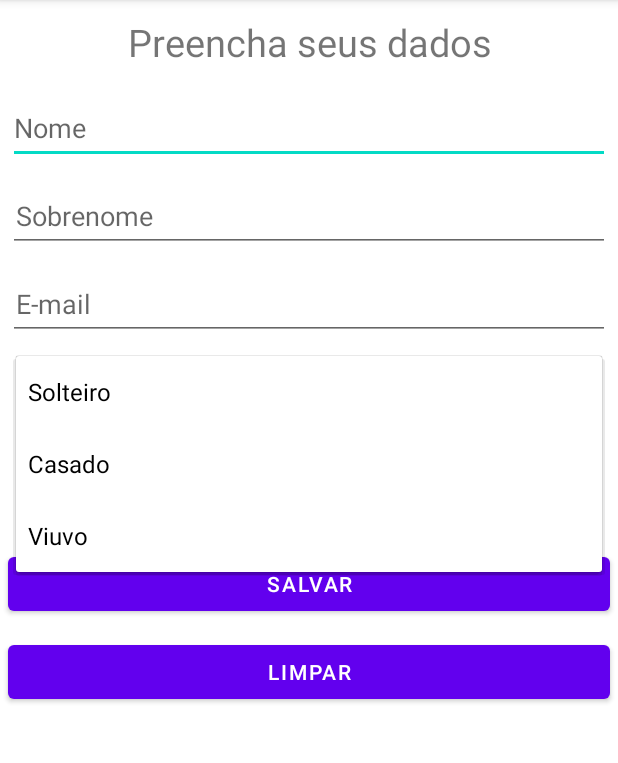
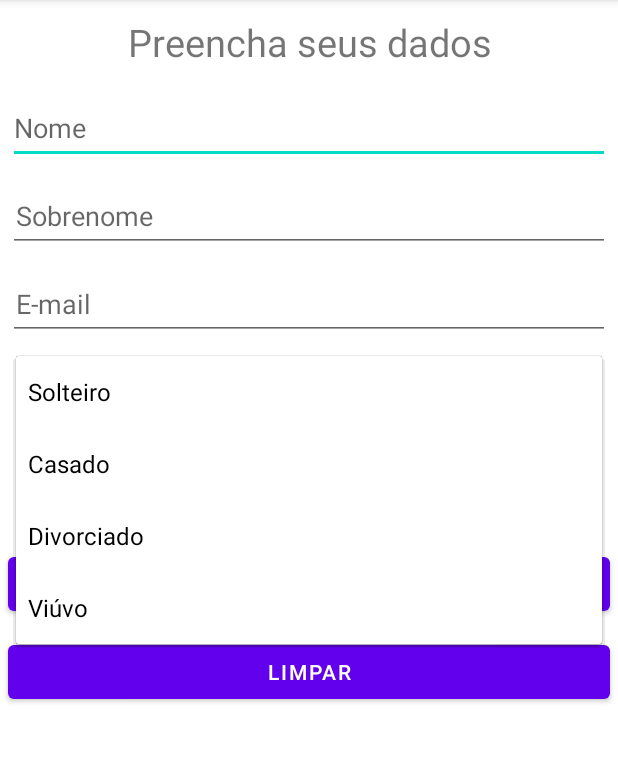
Before and after one commit to repersch/pdm_views, an Android app: the screen it shows after launch (MainActivity), after a tap on "Solteiro", on a phone screen of 412 x 824 dp, the part 84-847 px from its top. Run offline under Robolectric (Android 15) with nearby library versions, the phone set to English and light mode, and no system bars.

```diff
--- a/app/src/main/java/br/edu/ifsp/scl/ads/pdm/views/MainActivity.java
+++ b/app/src/main/java/br/edu/ifsp/scl/ads/pdm/views/MainActivity.java
@@ -4,6 +4,8 @@ import androidx.appcompat.app.AppCompatActivity;
 
 import android.os.Bundle;
 import android.view.View;
+import android.widget.AdapterView;
+import android.widget.TextView;
 import android.widget.Toast;
 
 import br.edu.ifsp.scl.ads.pdm.views.databinding.ActivityMainBinding;
@@ -12,6 +14,7 @@ public class MainActivity extends AppCompatActivity {
 
     // referência para classe de viewBinding
     private ActivityMainBinding amb;
+    private Pessoa pessoa;
 
     @Override
     protected void onCreate(Bundle savedInstanceState) {
@@ -19,7 +22,48 @@ public class MainActivity extends AppCompatActivity {
 
         amb = ActivityMainBinding.inflate(getLayoutInflater());
         setContentView(amb.getRoot());
+
+
+        amb.salvarBt.setOnClickListener( view -> {
+            pessoa = new Pessoa(
+                    amb.nomeEt.getText().toString(),
+                    amb.sobrenomeEt.getText().toString(),
+                    amb.emailEt.getText().toString(),
+                    ((TextView) amb.estadoCivilSp.getSelectedView()).getText().toString(),
+                    amb.femininoRb.isChecked() ? getString(R.string.feminino) : amb.masculinoRb.getText().toString()
+            );
+
+            Toast.makeText(this, pessoa.toString(), Toast.LENGTH_SHORT).show();
+        });
+
+        amb.limparBt.setOnClickListener( view -> {
+            amb.nomeEt.setText("");
+            amb.sobrenomeEt.setText("");
+            amb.emailEt.setText("");
+            amb.estadoCivilSp.setSelection(0);
+            amb.femininoRb.setChecked(true);
+            pessoa = null;
+        });
+
+        amb.estadoCivilSp.setOnItemSelectedListener(new AdapterView.OnItemSelectedListener() {
+            @Override
+            public void onItemSelected(AdapterView<?> adapterView, View view, int posicao, long l) {
+                // se for selecinada a opção "casado"
+                if (posicao == 1) {
+                    amb.conjugeLl.setVisibility(View.VISIBLE);
+                } else {
+                    amb.conjugeLl.setVisibility(View.GONE);
+                }
+            }
+
+            @Override
+            public void onNothingSelected(AdapterView<?> adapterView) {
+
+            }
+        });
+
     }
+
 
     public void onClickBotao(View botao) {
         if (botao.getId() == R.id.salvarBt) {
--- a/app/src/main/res/layout/activity_main.xml
+++ b/app/src/main/res/layout/activity_main.xml
@@ -1,7 +1,12 @@
 <?xml version="1.0" encoding="utf-8"?>
-<LinearLayout xmlns:android="http://schemas.android.com/apk/res/android"
+<ScrollView xmlns:android="http://schemas.android.com/apk/res/android"
     xmlns:app="http://schemas.android.com/apk/res-auto"
     xmlns:tools="http://schemas.android.com/tools"
+    android:layout_width="match_parent"
+    android:layout_height="match_parent"
+    tools:context=".MainActivity">
+
+    <LinearLayout
         android:layout_width="match_parent"
         android:layout_height="match_parent"
         android:orientation="vertical"
@@ -10,75 +15,106 @@
         <TextView
             android:layout_width="match_parent"
             android:layout_height="wrap_content"
-        android:textSize="25sp"
+            android:layout_margin="5dp"
             android:gravity="center_horizontal"
-        android:layout_margin="5dp"
             android:padding="5dp"
-        android:text="@string/preencha_seus_dados" />
+            android:text="@string/preencha_seus_dados"
+            android:textSize="25sp" />
 
         <EditText
+            android:id="@+id/nomeEt"
             android:layout_width="match_parent"
             android:layout_height="wrap_content"
-        android:id="@+id/nomeEt"
+            android:layout_margin="5dp"
+            android:hint="@string/nome"
+            android:importantForAutofill="no"
             android:inputType="textPersonName"
-        android:hint="@string/nome"
-        android:minHeight="48dp"
-        android:importantForAutofill="no"
-        android:layout_margin="5dp" />
+            android:minHeight="48dp" />
 
         <EditText
             android:id="@+id/sobrenomeEt"
             android:layout_width="match_parent"
             android:layout_height="wrap_content"
+            android:layout_margin="5dp"
+            android:hint="@string/sobrenome"
+            android:importantForAutofill="no"
             android:inputType="textPersonName"
-        android:hint="@string/sobrenome"
             android:minHeight="48dp"
-        android:padding="5dp"
-        android:layout_margin="5dp"
-        android:importantForAutofill="no" />
+            android:padding="5dp" />
 
         <EditText
             android:id="@+id/emailEt"
             android:layout_width="match_parent"
             android:layout_height="wrap_content"
+            android:layout_margin="5dp"
+            android:hint="@string/email"
+            android:importantForAutofill="no"
             android:inputType="textEmailAddress"
-        android:hint="@string/email"
             android:minHeight="48dp"
-        android:padding="5dp"
-        android:layout_margin="5dp"
-        android:importantForAutofill="no" />
+            android:padding="5dp" />
 
         <Spinner
             android:id="@+id/estadoCivilSp"
             android:layout_width="match_parent"
             android:layout_height="wrap_content"
+            android:layout_margin="5dp"
             android:entries="@array/estado_civil"
             android:minHeight="48dp"
+            android:padding="5dp" />
+
+        <LinearLayout
+            android:id="@+id/conjugeLl"
+            android:layout_width="match_parent"
+            android:layout_height="wrap_content"
+            android:orientation="vertical"
+            android:visibility="gone"
             android:padding="5dp"
-        android:layout_margin="5dp" />
+            android:layout_margin="5dp">
+
+            <EditText
+                android:id="@+id/nomeConjugeEt"
+                android:layout_width="match_parent"
+                android:layout_height="wrap_content"
+                android:layout_margin="5dp"
+                android:hint="@string/nome_do_conjuge"
+                android:importantForAutofill="no"
+                android:inputType="textPersonName"
+                android:minHeight="48dp" />
+
+            <EditText
+                android:id="@+id/sobrenomeConjugeEt"
+                android:layout_width="match_parent"
+                android:layout_height="wrap_content"
+                android:layout_margin="5dp"
+                android:hint="@string/sobrenome_do_conjuge"
+                android:importantForAutofill="no"
+                android:inputType="textPersonName"
+                android:minHeight="48dp"
+                android:padding="5dp" />
+        </LinearLayout>
 
         <RadioGroup
             android:layout_width="match_parent"
             android:layout_height="wrap_content"
+            android:layout_margin="5dp"
+            android:minHeight="48dp"
             android:orientation="horizontal"
-        android:minHeight="48dp"
-        android:padding="5dp"
-        android:layout_margin="5dp" >
+            android:padding="5dp">
 
             <RadioButton
                 android:id="@+id/femininoRb"
                 android:layout_width="0dp"
                 android:layout_height="wrap_content"
-            android:text="@string/feminino"
                 android:layout_weight="1"
-            android:checked="true" />
+                android:checked="true"
+                android:text="@string/feminino" />
 
             <RadioButton
                 android:id="@+id/masculinoRb"
                 android:layout_width="0dp"
                 android:layout_height="wrap_content"
-            android:text="@string/masculino"
-            android:layout_weight="1" />
+                android:layout_weight="1"
+                android:text="@string/masculino" />
 
         </RadioGroup>
 
@@ -86,18 +122,20 @@
             android:id="@+id/salvarBt"
             android:layout_width="match_parent"
             android:layout_height="wrap_content"
-        android:text="@string/salvar"
+            android:layout_margin="5dp"
             android:onClick="onClickBotao"
             android:padding="5dp"
-        android:layout_margin="5dp"
+            android:text="@string/salvar"
             tools:ignore="OnClick" />
 
         <Button
             android:id="@+id/limparBt"
             android:layout_width="match_parent"
             android:layout_height="wrap_content"
-        android:text="@string/limpar"
+            android:layout_margin="5dp"
             android:onClick="onClickBotao"
             android:padding="5dp"
-        android:layout_margin="5dp"/>
+            android:text="@string/limpar"
+            tools:ignore="UsingOnClickInXml" />
     </LinearLayout>
+</ScrollView>
--- a/app/src/main/res/values/strings.xml
+++ b/app/src/main/res/values/strings.xml
@@ -8,10 +8,13 @@
     <string name="masculino">Masculino</string>
     <string name="salvar">Salvar</string>
     <string name="limpar">Limpar</string>
+    <string name="nome_do_conjuge">Nome do cônjuge</string>
+    <string name="sobrenome_do_conjuge">Sobrenome do cônjuge</string>
 
     <string-array name="estado_civil">
         <item>Solteiro</item>
         <item>Casado</item>
-        <item>Viuvo</item>
+        <item>Divorciado</item>
+        <item>Viúvo</item>
     </string-array>
 </resources>
```
Also changed, not shown: app/src/main/java/br/edu/ifsp/scl/ads/pdm/views/Pessoa.java (added, +71 -0 lines). Lines whose indentation alone changed are shown as unchanged.
